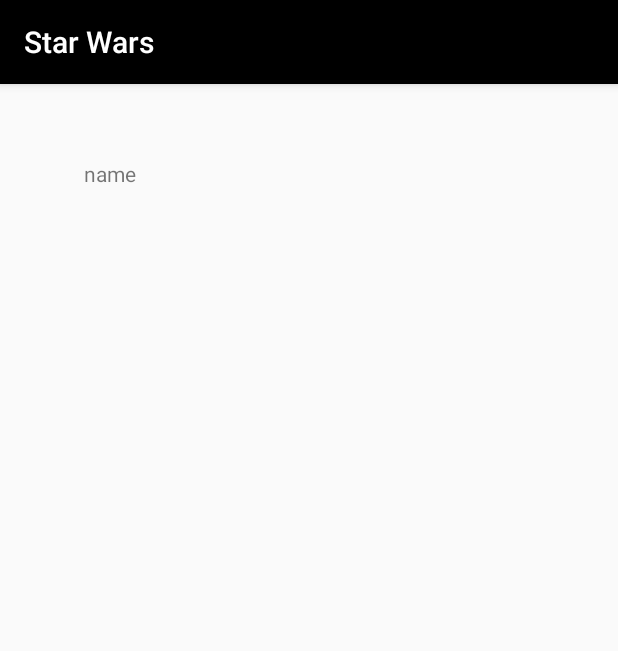
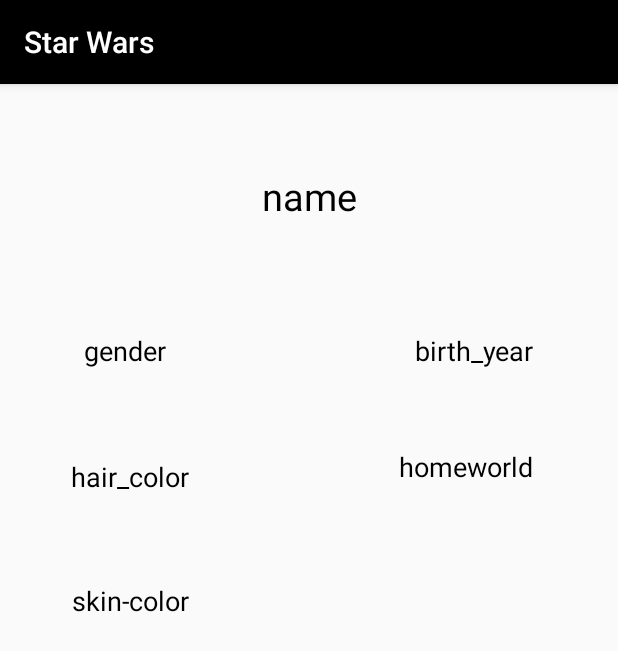
Before and after one commit to Lulb8/MyMovies, an Android app: the Main2Activity screen opened directly, with no data from a screen before it, on a phone screen of 412 x 824 dp. Shown: the top 651 px of the screen. Run offline under Robolectric (Android 15) with nearby library versions, the phone set to English and light mode, and no system bars; 4 statements that could not run were skipped.

Commit message:
Add details to the Second activity

```diff
--- a/app/build.gradle
+++ b/app/build.gradle
@@ -30,4 +30,5 @@ dependencies {
     testImplementation 'junit:junit:4.12'
     androidTestImplementation 'com.android.support.test:runner:1.0.2'
     androidTestImplementation 'com.android.support.test.espresso:espresso-core:3.0.2'
+    implementation 'com.android.support:cardview-v7:28.0.0'
 }
--- a/app/src/main/java/android/lucie/mymovies/Main2Activity.java
+++ b/app/src/main/java/android/lucie/mymovies/Main2Activity.java
@@ -13,7 +13,6 @@ import java.util.List;
 public class Main2Activity extends AppCompatActivity {
 
     private static final String NAME = "showTextView";
-    private TextView peopleName;
 
     private static List<Movie> listValues;
 
@@ -25,7 +24,21 @@ public class Main2Activity extends AppCompatActivity {
         String json = getIntent().getStringExtra(NAME);
         Gson gson = new Gson();
         Movie movie = gson.fromJson(json,Movie.class);
+
         TextView name = findViewById(R.id.name);
         name.setText(movie.getName());
+
+        TextView gender = findViewById(R.id.gender);
+        gender.setText("Gender : " + movie.getGender());
+
+        TextView hairColor = findViewById(R.id.hair_color);
+        hairColor.setText("Hair color : " + movie.getHairColor());
+/*
+        TextView homeworld = findViewById(R.id.homeworld);
+        homeworld.setText("Homeworld : " + movie.getHomeworld());
+*/
+        TextView birthYear = findViewById(R.id.birth_year);
+        birthYear.setText("Birth Year : " + movie.getBirthYear());
+
     }
 }
--- a/app/src/main/java/android/lucie/mymovies/MovieAdapter.java
+++ b/app/src/main/java/android/lucie/mymovies/MovieAdapter.java
@@ -19,8 +19,6 @@ public class MovieAdapter extends RecyclerView.Adapter<MovieAdapter.CelluleJava>
     public interface OnItemClickListener {
         void onItemClick(Movie movie);
     }
-
-    //private static final String NAME = "showTextView";
 
 
     public class CelluleJava extends RecyclerView.ViewHolder {
@@ -55,7 +53,7 @@ public class MovieAdapter extends RecyclerView.Adapter<MovieAdapter.CelluleJava>
         final String gender = listValues.get(position).getGender();
 
         holder.txtHeader.setText(name);
-        holder.txtFooter.setText(gender);
+        holder.txtFooter.setText("Gender : " + gender);
 
         holder.itemView.setOnClickListener(new View.OnClickListener() {
             @Override
--- a/app/src/main/res/layout/activity_main2.xml
+++ b/app/src/main/res/layout/activity_main2.xml
@@ -14,17 +14,23 @@
         android:layout_marginTop="50dp"
         android:layout_marginEnd="8dp"
         android:text="@string/name"
+        android:gravity="center_vertical|center_horizontal"
+        android:textColor="@color/colorAccent"
+        android:textSize="25dp"
         app:layout_constraintEnd_toEndOf="parent"
         app:layout_constraintStart_toStartOf="parent"
         app:layout_constraintTop_toTopOf="parent" />
-    <!--
+
     <TextView
         android:id="@+id/gender"
-            android:layout_width="90dp"
-            android:layout_height="30dp"
+        android:layout_width="wrap_content"
+        android:layout_height="wrap_content"
         android:layout_marginStart="56dp"
         android:layout_marginTop="65dp"
         android:text="@string/gender"
+        android:textColor="@color/colorAccent"
+        android:textSize="18dp"
+        android:gravity="center_vertical|center_horizontal"
         app:layout_constraintStart_toStartOf="parent"
         app:layout_constraintTop_toBottomOf="@+id/name" />
 
@@ -36,20 +42,64 @@
         android:layout_marginTop="50dp"
         android:layout_marginEnd="56dp"
         android:text="@string/homeworld"
+        android:textColor="@color/colorAccent"
+        android:textSize="18dp"
+        android:gravity="center_vertical|center_horizontal"
         app:layout_constraintEnd_toEndOf="parent"
         app:layout_constraintTop_toBottomOf="@+id/birth_year" />
 
+
     <TextView
         android:id="@+id/birth_year"
-            android:layout_width="90dp"
-            android:layout_height="30dp"
+        android:layout_width="wrap_content"
+        android:layout_height="wrap_content"
         android:layout_marginTop="65dp"
         android:layout_marginEnd="56dp"
         android:text="@string/birth_year"
+        android:textColor="@color/colorAccent"
+        android:textSize="18dp"
+        android:gravity="center_vertical|center_horizontal"
         app:layout_constraintEnd_toEndOf="parent"
         app:layout_constraintTop_toBottomOf="@+id/name" />
 
+    <TextView
+        android:id="@+id/hair_color"
+        android:layout_width="wrap_content"
+        android:layout_height="wrap_content"
+        android:layout_marginStart="8dp"
+        android:layout_marginTop="8dp"
+        android:layout_marginEnd="8dp"
+        android:layout_marginBottom="8dp"
+        android:gravity="center_vertical|center_horizontal"
+        android:text="@string/hair_color"
+        android:textColor="@color/colorAccent"
+        android:textSize="18dp"
+        app:layout_constraintBottom_toBottomOf="parent"
+        app:layout_constraintEnd_toEndOf="parent"
+        app:layout_constraintHorizontal_bias="0.123"
+        app:layout_constraintStart_toStartOf="parent"
+        app:layout_constraintTop_toBottomOf="@+id/gender"
+        app:layout_constraintVertical_bias="0.095" />
 
+
+    <TextView
+        android:id="@+id/skin_color"
+        android:layout_width="wrap_content"
+        android:layout_height="wrap_content"
+        android:layout_marginStart="48dp"
+        android:layout_marginTop="52dp"
+        android:layout_marginBottom="8dp"
+        android:gravity="center_vertical|center_horizontal"
+        android:text="@string/skin_color"
+        android:textColor="@color/colorAccent"
+        android:textSize="18dp"
+        app:layout_constraintBottom_toBottomOf="parent"
+        app:layout_constraintStart_toStartOf="parent"
+        app:layout_constraintTop_toBottomOf="@+id/hair_color"
+        app:layout_constraintVertical_bias="0.015" />
+
+
+    <!--
 
                 <TextView
                     android:id="@+id/starships"
--- a/app/src/main/res/values/strings.xml
+++ b/app/src/main/res/values/strings.xml
@@ -2,9 +2,11 @@
     <string name="app_name">Star Wars</string>
     <string name="birth_year">birth_year</string>
     <string name="homeworld">homeworld</string>
-    <string name="name">name</string>
     <string name="gender">gender</string>
     <string name="starships">starships</string>
     <string name="films">films</string>
     <string name="url">url</string>
+    <string name="name">name</string>
+    <string name="hair_color">hair_color</string>
+    <string name="skin_color">skin-color</string>
 </resources>
```
Also changed, not shown: app/src/main/java/android/lucie/mymovies/model/Movie.java (+26 -0 lines), app/src/main/res/layout/row_movie.xml (+6 -5 lines). Lines whose indentation alone changed are shown as unchanged.
